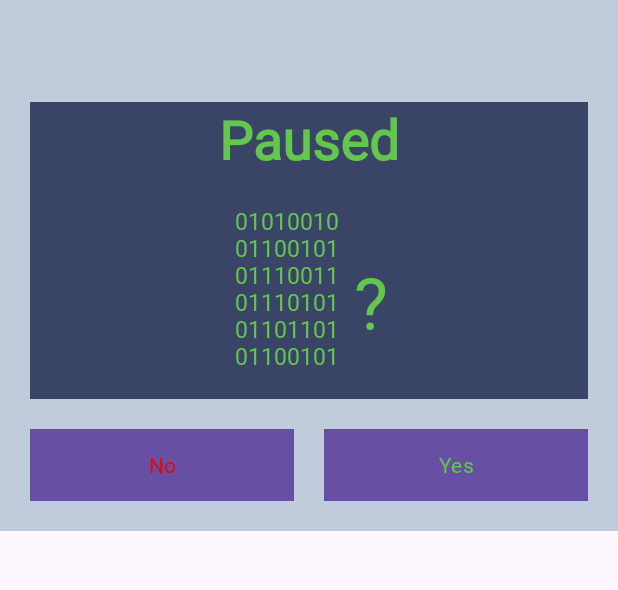
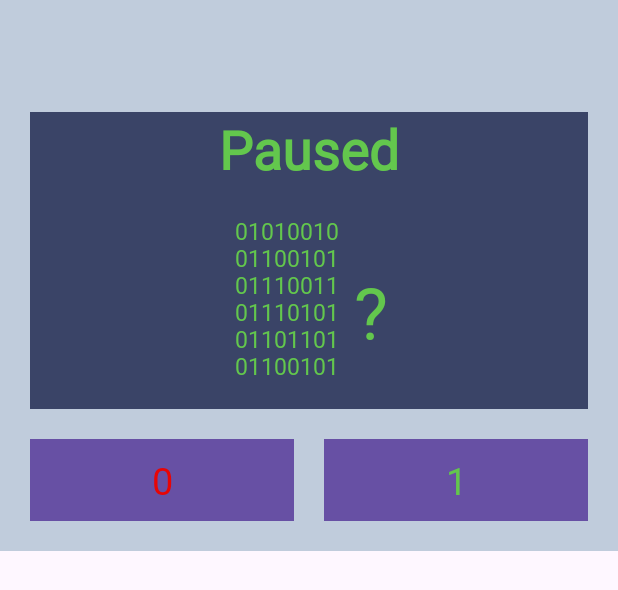
Before and after one commit to jakovnovak30/floppy_disk, an Android app: the layout fragment_gamepaused.xml on its own in the app's theme, with its tools: preview values and no code run, on a phone screen of 412 x 824 dp. Shown: the top 590 px of the screen. Run offline under Robolectric (Android 15) with nearby library versions, the phone set to English and light mode, and no system bars; Roboto replaces fonts that are not available here.

Commit message:
better design

```diff
--- a/app/src/main/res/layout/fragment_gamepaused.xml
+++ b/app/src/main/res/layout/fragment_gamepaused.xml
@@ -92,8 +92,9 @@
             android:layout_marginEnd="10dp"
             android:background="@color/grey"
             android:fontFamily="@font/zx_spectrum"
+            android:textSize="25sp"
             android:textColor="@color/red"
-            android:text="No" />
+            android:text="0" />
 
         <Button
             android:id="@+id/resume_button"
@@ -103,7 +104,8 @@
             android:layout_marginStart="10dp"
             android:background="@color/grey"
             android:fontFamily="@font/zx_spectrum"
+            android:textSize="25sp"
             android:textColor="@color/green"
-            android:text="Yes" />
+            android:text="1" />
     </LinearLayout>
 </androidx.constraintlayout.widget.ConstraintLayout>
```
